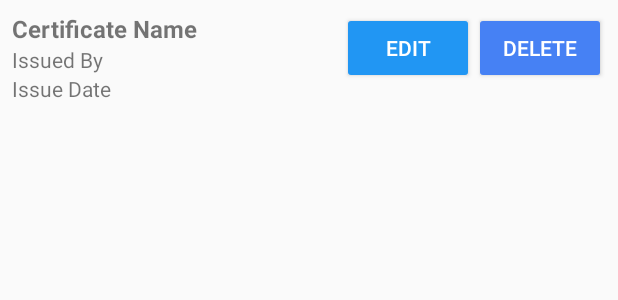
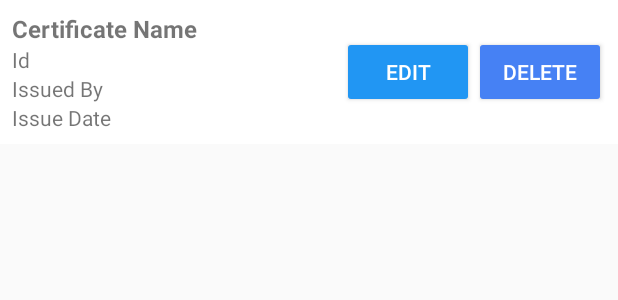
Before and after one commit to KTPx4/Android_StudentManager, an Android app: the layout item_certificate_2.xml on its own in the app's theme, with its tools: preview values and no code run, on a phone screen of 412 x 824 dp. Shown: the top 300 px of the screen. Run offline under Robolectric (Android 15) with nearby library versions, the phone set to English and light mode, and no system bars.

Commit message:
Student: authorization

```diff
--- a/Essay/app/src/main/java/com/example/essay/component/student/StudentInfo.java
+++ b/Essay/app/src/main/java/com/example/essay/component/student/StudentInfo.java
@@ -46,6 +46,7 @@ public class StudentInfo extends AppCompatActivity {
     private LinearLayout certificatesLayout;
     private RecyclerView recyCertificate;
     private String typeStart = "create";
+    private String Role;
     @Override
     protected void onCreate(@Nullable Bundle savedInstanceState) {
         super.onCreate(savedInstanceState);
@@ -78,6 +79,7 @@ public class StudentInfo extends AppCompatActivity {
         // Get the studentId and mode (add or edit) from intent
         studentId = getIntent().getStringExtra("studentId");
         String mode = getIntent().getStringExtra("mode");
+        Role = getIntent().getStringExtra("role");
 
         if ("edit".equals(mode)) {
             // If in edit mode, load the student data
@@ -89,6 +91,8 @@ public class StudentInfo extends AppCompatActivity {
             // If in info mode, load the student data but make fields non-editable
             loadStudentData(studentId);
             setFieldsNonEditable();
+            LinearLayout ln = findViewById(R.id.layout_action_certificate);
+            ln.setVisibility(View.GONE);
 //            certificatesLayout.setVisibility(View.VISIBLE);
             typeStart = "info";
 
--- a/Essay/app/src/main/res/layout/component_student_info.xml
+++ b/Essay/app/src/main/res/layout/component_student_info.xml
@@ -4,6 +4,7 @@
     android:layout_height="match_parent"
     xmlns:app="http://schemas.android.com/apk/res-auto"
     android:orientation="vertical"
+    android:background="@color/default_background"
     android:padding="16dp">
 
     <EditText
@@ -114,6 +115,7 @@
         android:orientation="vertical"
         >
         <LinearLayout
+            android:id="@+id/layout_action_certificate"
             android:layout_width="match_parent"
             android:layout_height="wrap_content"
             android:orientation="horizontal">
@@ -149,6 +151,7 @@
             android:id="@+id/list_certificate"
             android:layout_width="match_parent"
             android:layout_height="match_parent"
+            android:background="@color/default_background"
             >
         </androidx.recyclerview.widget.RecyclerView>
 
--- a/Essay/app/src/main/res/layout/item_certificate_2.xml
+++ b/Essay/app/src/main/res/layout/item_certificate_2.xml
@@ -4,6 +4,7 @@
     android:layout_width="match_parent"
     android:layout_height="wrap_content"
     android:orientation="horizontal"
+    android:background="@color/white"
     android:padding="8dp">
 
     <LinearLayout
@@ -19,6 +20,13 @@
             android:text="Certificate Name"
             android:textSize="16sp"
             android:textStyle="bold"/>
+
+        <TextView
+            android:id="@+id/tvId"
+            android:layout_width="match_parent"
+            android:layout_height="wrap_content"
+            android:text="Id"
+            android:textSize="14sp"/>
 
         <TextView
             android:id="@+id/tvIssue"
@@ -40,6 +48,7 @@
         android:layout_height="wrap_content"
         android:orientation="horizontal"
         android:layout_weight="1"
+        android:layout_gravity="center"
         android:gravity="end">
 
         <Button
```
Also changed, not shown: Essay/app/src/main/java/com/example/essay/Adapter/CertificateAdapter2.java (+6 -5 lines), Essay/app/src/main/java/com/example/essay/Adapter/StudentAdapter.java (+11 -2 lines), Essay/app/src/main/java/com/example/essay/StudentFragment.java (+6 -1 lines).
